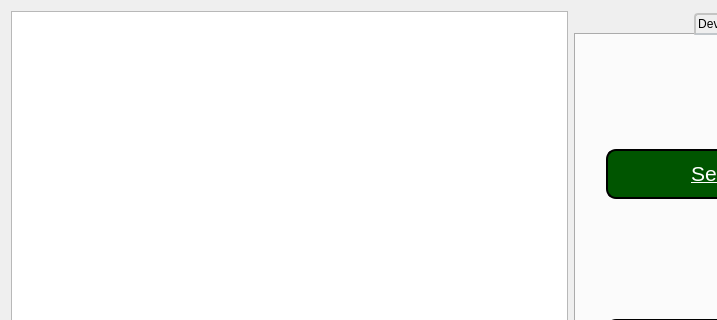
xxBeWolfxx/house_manager, file MenuForm.ui: the form before one commit; both pictures show x 0 to 717 and y 0 to 320 of the 1142 by 677 pixel window.
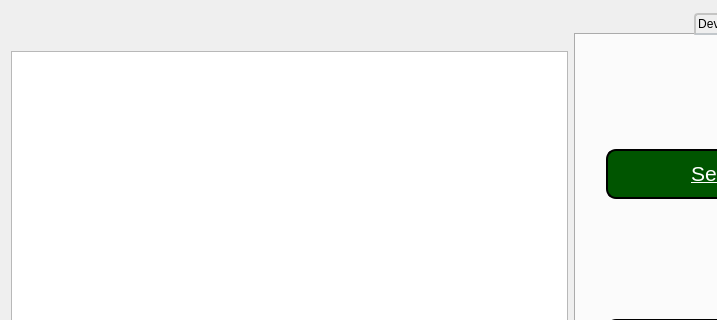
The form after the commit.

The edit to the form file:
```diff
--- a/MenuForm.ui
+++ b/MenuForm.ui
@@ -34,6 +34,22 @@
   <layout class="QHBoxLayout" name="horizontalLayout_6">
    <item>
     <layout class="QVBoxLayout" name="verticalLayout_5">
+     <item>
+      <spacer name="verticalSpacer_2">
+       <property name="orientation">
+        <enum>Qt::Vertical</enum>
+       </property>
+       <property name="sizeType">
+        <enum>QSizePolicy::Fixed</enum>
+       </property>
+       <property name="sizeHint" stdset="0">
+        <size>
+         <width>20</width>
+         <height>40</height>
+        </size>
+       </property>
+      </spacer>
+     </item>
      <item>
       <widget class="QListWidget" name="timerlist"/>
      </item>
```
